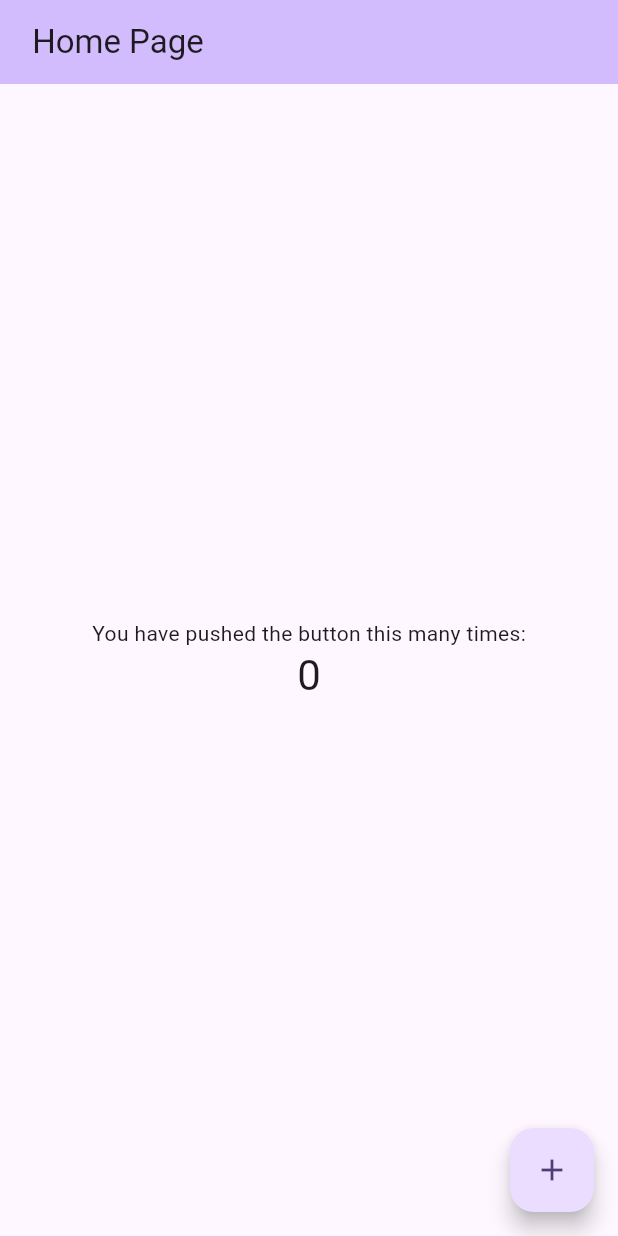
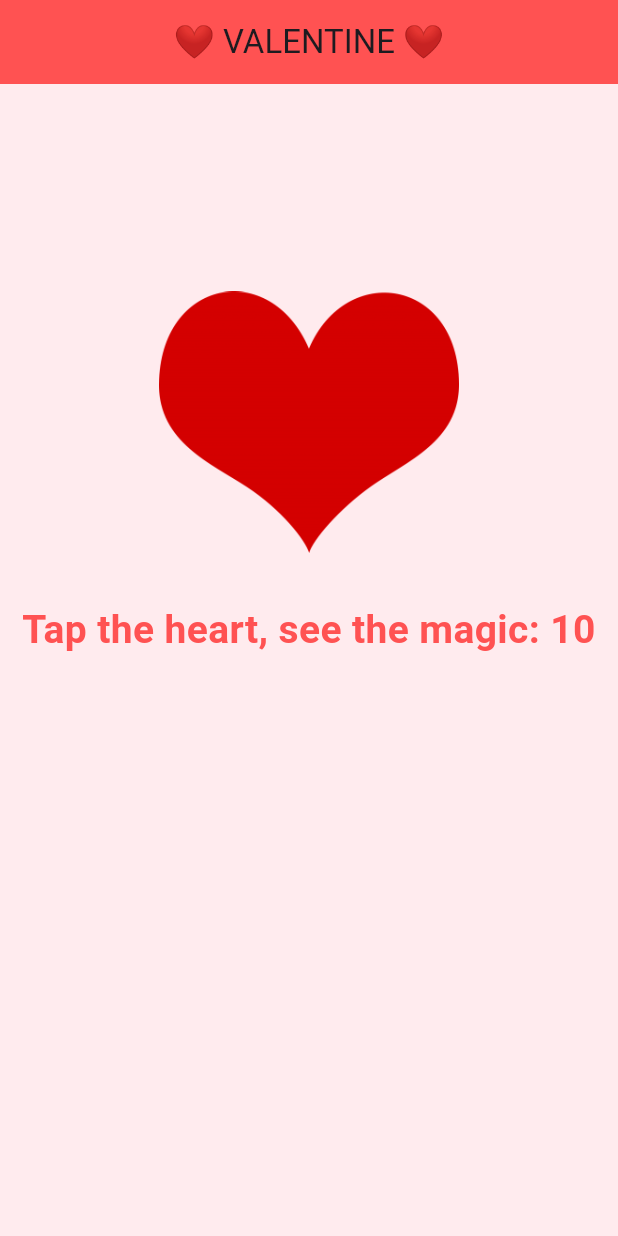
Before and after one commit to rayh4an/ACT4MAD, a Flutter app: the screen it shows after launch, on a phone screen of 412 x 824 dp. Run offline on Flutter 3.47's test engine with Material 3 defaults, Android fonts, the phone set to English and light mode, and no system bars; our stand-ins replace confetti.

Commit message:
final draft

```diff
--- a/lib/main.dart
+++ b/lib/main.dart
@@ -1,125 +1,151 @@
 import 'package:flutter/material.dart';
+import 'dart:async';
+import 'package:confetti/confetti.dart';
 
 void main() {
-  runApp(const MyApp());
+  runApp(HeartbeatApp());
 }
 
-class MyApp extends StatelessWidget {
-  const MyApp({super.key});
-
-  // This widget is the root of your application.
+class HeartbeatApp extends StatefulWidget {
   @override
-  Widget build(BuildContext context) {
-    return MaterialApp(
-      title: 'Flutter Demo',
-      theme: ThemeData(
-        // This is the theme of your application.
-        //
-        // TRY THIS: Try running your application with "flutter run". You'll see
-        // the application has a purple toolbar. Then, without quitting the app,
-        // try changing the seedColor in the colorScheme below to Colors.green
-        // and then invoke "hot reload" (save your changes or press the "hot
-        // reload" button in a Flutter-supported IDE, or press "r" if you used
-        // the command line to start the app).
-        //
-        // Notice that the counter didn't reset back to zero; the application
-        // state is not lost during the reload. To reset the state, use hot
-        // restart instead.
-        //
-        // This works for code too, not just values: Most code changes can be
-        // tested with just a hot reload.
-        colorScheme: ColorScheme.fromSeed(seedColor: Colors.deepPurple),
-        useMaterial3: true,
-      ),
-      home: const MyHomePage(title: ' Home Page'),
-    );
-  }
+  _HeartbeatAppState createState() => _HeartbeatAppState();
 }
 
-class MyHomePage extends StatefulWidget {
-  const MyHomePage({super.key, required this.title});
-
-  // This widget is the home page of your application. It is stateful, meaning
-  // that it has a State object (defined below) that contains fields that affect
-  // how it looks.
-
-  // This class is the configuration for the state. It holds the values (in this
-  // case the title) provided by the parent (in this case the App widget) and
-  // used by the build method of the State. Fields in a Widget subclass are
-  // always marked "final".
-
-  final String title;
+class _HeartbeatAppState extends State<HeartbeatApp>
+    with SingleTickerProviderStateMixin {
+  late AnimationController _controller;
+  late Animation<double> _animation;
+  late ConfettiController _confettiController;
+  int countdown = 10;
+  Timer? _timer;
+  bool isAnimating = false;
+  bool showGreetings = false;
+  List<String> greetings = [
+    "Happy Valentine's Day! ❤️",
+    "You make my heart skip a beat! 💕",
+    "Love is in the air! 🌹",
+    "Sending you all my love! 💖",
+    "Forever and always! 💘"
+  ];
+  int currentGreetingIndex = 0;
 
   @override
-  State<MyHomePage> createState() => _MyHomePageState();
+  void initState() {
+    super.initState();
+    _controller = AnimationController(
+      duration: Duration(seconds: 1),
+      vsync: this,
+    );
+
+    _animation = Tween<double>(begin: 1.0, end: 1.2).animate(CurvedAnimation(
+      parent: _controller,
+      curve: Curves.easeInOut,
+    ));
+
+    _confettiController = ConfettiController(duration: Duration(seconds: 5));
   }
 
-class _MyHomePageState extends State<MyHomePage> {
-  int _counter = 0;
+  void startCountdown() {
+    _timer?.cancel(); // Reset the timer
+    countdown = 10;
+    isAnimating = true;
+    showGreetings = false;
+    _controller.repeat(reverse: true);
 
-  void _incrementCounter() {
+    _timer = Timer.periodic(Duration(seconds: 1), (timer) {
       setState(() {
-      // This call to setState tells the Flutter framework that something has
-      // changed in this State, which causes it to rerun the build method below
-      // so that the display can reflect the updated values. If we changed
-      // _counter without calling setState(), then the build method would not be
-      // called again, and so nothing would appear to happen.
-      _counter++;
+        if (countdown > 0) {
+          countdown--;
+        } else {
+          _timer?.cancel();
+          isAnimating = false;
+          _controller.stop();
+          _confettiController.play();
+          showGreetings = true;
+        }
+      });
     });
   }
 
   @override
+  void dispose() {
+    _controller.dispose();
+    _confettiController.dispose();
+    _timer?.cancel();
+    super.dispose();
+  }
+
+  @override
   Widget build(BuildContext context) {
-    // This method is rerun every time setState is called, for instance as done
-    // by the _incrementCounter method above.
-    //
-    // The Flutter framework has been optimized to make rerunning build methods
-    // fast, so that you can just rebuild anything that needs updating rather
-    // than having to individually change instances of widgets.
-    return Scaffold(
+    return MaterialApp(
+      home: Scaffold(
+        backgroundColor: Colors.red[50],
         appBar: AppBar(
-        // TRY THIS: Try changing the color here to a specific color (to
-        // Colors.amber, perhaps?) and trigger a hot reload to see the AppBar
-        // change color while the other colors stay the same.
-        backgroundColor: Theme.of(context).colorScheme.inversePrimary,
-        // Here we take the value from the MyHomePage object that was created by
-        // the App.build method, and use it to set our appbar title.
-        title: Text(widget.title),
+          title: Text("❤️ VALENTINE ❤️"),
+          backgroundColor: Colors.redAccent,
+          centerTitle: true,
         ),
         body: Center(
-        // Center is a layout widget. It takes a single child and positions it
-        // in the middle of the parent.
           child: Column(
-          // Column is also a layout widget. It takes a list of children and
-          // arranges them vertically. By default, it sizes itself to fit its
-          // children horizontally, and tries to be as tall as its parent.
-          //
-          // Column has various properties to control how it sizes itself and
-          // how it positions its children. Here we use mainAxisAlignment to
-          // center the children vertically; the main axis here is the vertical
-          // axis because Columns are vertical (the cross axis would be
-          // horizontal).
-          //
-          // TRY THIS: Invoke "debug painting" (choose the "Toggle Debug Paint"
-          // action in the IDE, or press "p" in the console), to see the
-          // wireframe for each widget.
             mainAxisAlignment: MainAxisAlignment.center,
-          children: <Widget>[
-            const Text(
-              'You have pushed the button this many times:',
+            crossAxisAlignment: CrossAxisAlignment.center,
+            children: [
+              GestureDetector(
+                onTap: () {
+                  setState(() {
+                    startCountdown();
+                  });
+                },
+                child: ScaleTransition(
+                  scale: _animation,
+                  child: Image.asset(
+                    'assets/heart1.png',
+                    width: 200,
+                    height: 200,
                   ),
+                ),
+              ),
+              SizedBox(height: 20),
               Text(
-              '$_counter',
-              style: Theme.of(context).textTheme.headlineMedium,
+                "Tap the heart, see the magic: $countdown",
+                style: TextStyle(
+                    fontSize: 26,
+                    fontWeight: FontWeight.bold,
+                    color: Colors.redAccent),
+                textAlign: TextAlign.center,
+              ),
+              SizedBox(height: 30),
+              AnimatedOpacity(
+                opacity: showGreetings ? 1.0 : 0.0,
+                duration: Duration(seconds: 2),
+                child: Column(
+                  children: greetings
+                      .map((greeting) => Padding(
+                            padding: const EdgeInsets.symmetric(vertical: 5.0),
+                            child: Text(
+                              greeting,
+                              textAlign: TextAlign.center,
+                              style: TextStyle(
+                                  fontSize: 22,
+                                  fontWeight: FontWeight.bold,
+                                  color: Colors.redAccent),
+                            ),
+                          ))
+                      .toList(),
+                ),
+              ),
+              SizedBox(height: 20),
+              ConfettiWidget(
+                confettiController: _confettiController,
+                blastDirectionality: BlastDirectionality.explosive,
+                shouldLoop: false,
+                numberOfParticles: 300,
+                colors: [Colors.red, Colors.pink, Colors.orange, Colors.white],
               ),
             ],
           ),
         ),
-      floatingActionButton: FloatingActionButton(
-        onPressed: _incrementCounter,
-        tooltip: 'Increment',
-        child: const Icon(Icons.add),
-      ), // This trailing comma makes auto-formatting nicer for build methods.
+      ),
     );
   }
 }
--- a/pubspec.yaml
+++ b/pubspec.yaml
@@ -30,6 +30,7 @@ environment:
 dependencies:
   flutter:
     sdk: flutter
+  confetti: ^0.7.0
 
   # The following adds the Cupertino Icons font to your application.
   # Use with the CupertinoIcons class for iOS style icons.
@@ -53,6 +54,7 @@ dev_dependencies:
 flutter:
 
   assets:
+    - assets/heart1.png
 
 
   # The following line ensures that the Material Icons font is
```
Also changed, not shown: assets/heart1.png (added), pubspec.lock. Lines whose indentation alone changed are shown as unchanged.
